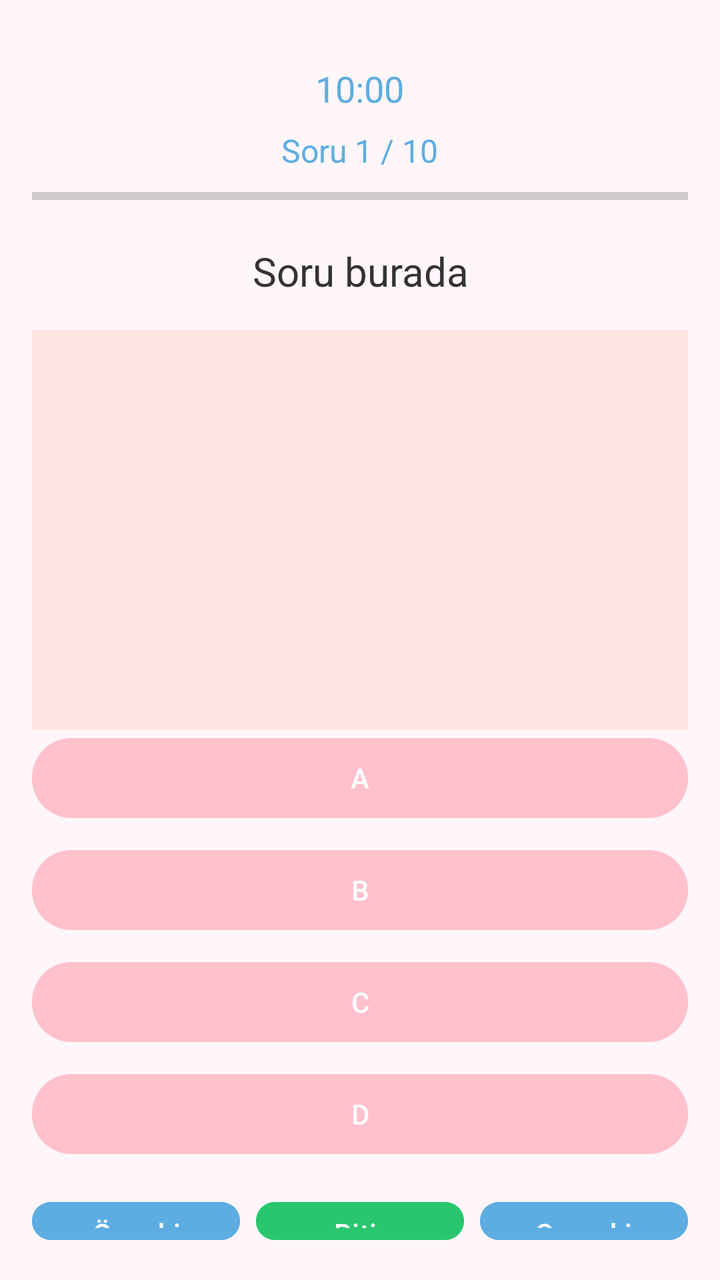
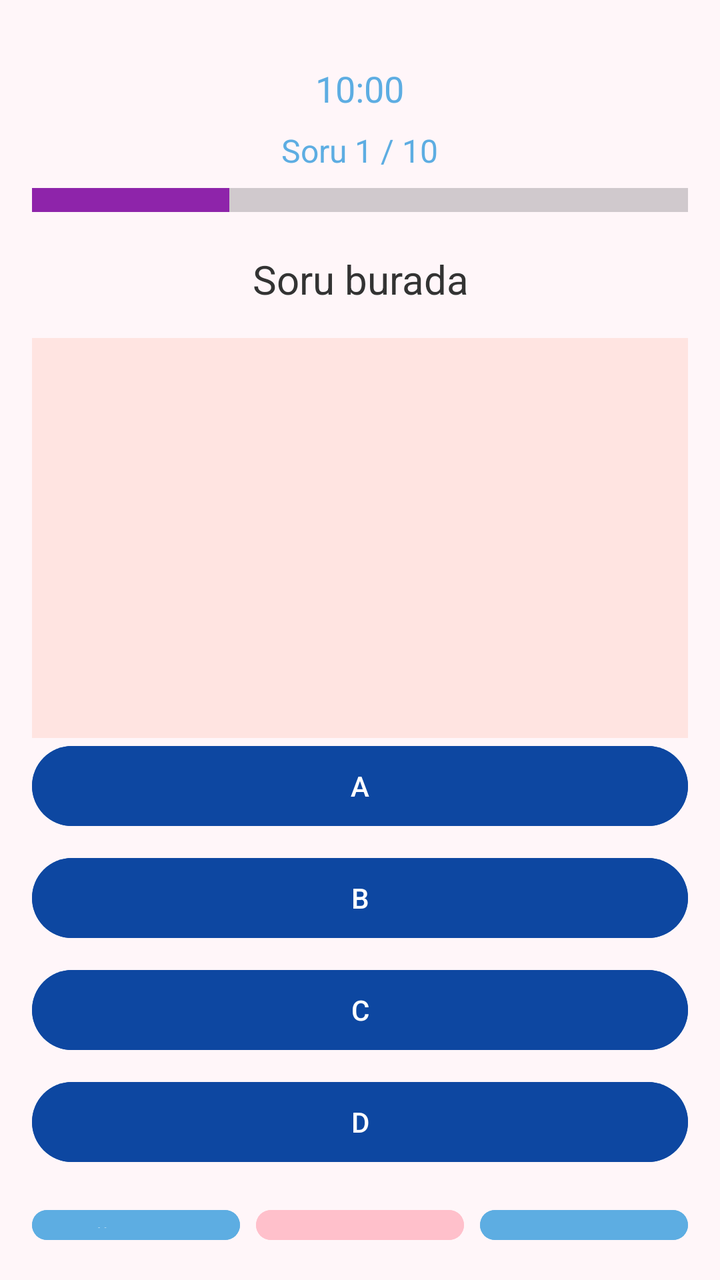

The first picture is an Android layout as it rendered before a commit; the second is the same layout after the commit. The layout source and the unified diff follow.
<!-- AndroidManifest.xml: application theme Theme.MyQuizApp -->
<!-- res/layout/fragment_questions.xml -->
<LinearLayout
    xmlns:android="http://schemas.android.com/apk/res/android"
    android:layout_width="match_parent"
    android:layout_height="wrap_content"
    xmlns:app="http://schemas.android.com/apk/res-auto"
    android:orientation="vertical"
    android:gravity="center"
    android:background="#FFF6F9"
    android:padding="16dp">

    
    <TextView
        android:id="@+id/textViewTimer"
        android:layout_width="wrap_content"
        android:layout_height="wrap_content"
        android:text="10:00"
        android:textSize="18sp"
        android:textColor="#5DADE2"
        android:layout_gravity="center_horizontal"
        android:layout_marginTop="16dp"
        android:layout_marginBottom="8dp"/>


    
    <TextView
        android:id="@+id/textViewQuestionProgress"
        android:layout_width="wrap_content"
        android:layout_height="wrap_content"
        android:text="Soru 1 / 10"
        android:textSize="16sp"
        android:textColor="#5DADE2"
        android:layout_gravity="center_horizontal"
        android:layout_marginBottom="4dp"/>

    
    <ProgressBar
        android:id="@+id/progressBar"
        style="?android:attr/progressBarStyleHorizontal"
        android:layout_width="match_parent"
        android:layout_height="16dp"
        android:max="100"
        android:progress="0"
        android:progressTint="#5DADE2"
        android:backgroundTint="#DDDDDD"
        android:layout_marginBottom="16dp"/>


    
    <TextView
        android:id="@+id/textViewQuestion"
        android:layout_width="match_parent"
        android:layout_height="wrap_content"
        android:text="Soru burada"
        android:textSize="20sp"
        android:textColor="#333333"
        android:textAlignment="center"
        android:layout_marginBottom="16dp"/>

    
    <ImageView
        android:id="@+id/imageViewQuestion"
        android:layout_width="match_parent"
        android:layout_height="200dp"
        android:scaleType="fitCenter"
        android:background="#FFE4E1" />

    
    <Button
        android:id="@+id/buttonOptionA"
        android:layout_width="match_parent"
        android:layout_height="wrap_content"
        android:backgroundTint="#FFC1CC"
        android:text="A"
        android:textColor="#ffffff"
        android:layout_marginBottom="8dp"/>

    <Button
        android:id="@+id/buttonOptionB"
        android:layout_width="match_parent"
        android:layout_height="wrap_content"
        android:backgroundTint="#FFC1CC"
        android:text="B"
        android:textColor="#ffffff"
        android:layout_marginBottom="8dp"/>

    <Button
        android:id="@+id/buttonOptionC"
        android:layout_width="match_parent"
        android:layout_height="wrap_content"
        android:backgroundTint="#FFC1CC"
        android:text="C"
        android:textColor="#ffffff"
        android:layout_marginBottom="8dp"/>

    <Button
        android:id="@+id/buttonOptionD"
        android:layout_width="match_parent"
        android:layout_height="wrap_content"
        android:backgroundTint="#FFC1CC"
        android:text="D"
        android:textColor="#ffffff"
        android:layout_marginBottom="16dp"/>

    
    <LinearLayout
        android:layout_width="match_parent"
        android:layout_height="wrap_content"
        android:orientation="horizontal"
        android:gravity="center">

        <Button
            android:id="@+id/buttonPrevious"
            android:layout_width="0dp"
            android:layout_height="wrap_content"
            android:layout_marginEnd="8dp"
            android:layout_weight="1"
            android:backgroundTint="#5DADE2"
            android:text="Önceki"
            android:textColor="#ffffff" />

        <Button
            android:id="@+id/buttonFinish"
            android:layout_width="0dp"
            android:layout_height="wrap_content"
            android:layout_weight="1"
            android:text="Bitir"
            android:backgroundTint="#28C76F"
            android:textColor="#ffffff"
            android:layout_marginEnd="8dp"/>

        <Button
            android:id="@+id/buttonNext"
            android:layout_width="0dp"
            android:layout_height="wrap_content"
            android:layout_weight="1"
            android:text="Sonraki"
            android:backgroundTint="#5DADE2"
            android:textColor="#ffffff"/>
    </LinearLayout>

</LinearLayout>
<!-- resources referenced by this layout -->
<resources>
  <style name="Theme.MyQuizApp" parent="Base.Theme.MyQuizApp" />
  <style name="Base.Theme.MyQuizApp" parent="Theme.Material3.DayNight.NoActionBar">
          
          
      </style>
</resources>

<!-- the commit's change to res/layout/fragment_questions.xml (unified diff, before → after) -->
@@ -7,6 +7,7 @@
     android:gravity="center"
     android:background="#FFF6F9"
     android:padding="16dp">
+
 
     
     <TextView
@@ -37,12 +38,14 @@
         android:id="@+id/progressBar"
         style="?android:attr/progressBarStyleHorizontal"
         android:layout_width="match_parent"
-        android:layout_height="16dp"
+        android:layout_height="20dp"
         android:max="100"
-        android:progress="0"
-        android:progressTint="#5DADE2"
-        android:backgroundTint="#DDDDDD"
-        android:layout_marginBottom="16dp"/>
+        android:progress="30"
+        android:scaleY="3"
+        android:progressTint="#8E24AA"
+        android:backgroundTint="#E1BEE7"
+        android:layout_marginBottom="16dp"
+        android:clipToOutline="true" />
 
 
     
@@ -69,36 +72,36 @@
         android:id="@+id/buttonOptionA"
         android:layout_width="match_parent"
         android:layout_height="wrap_content"
-        android:backgroundTint="#FFC1CC"
         android:text="A"
-        android:textColor="#ffffff"
+        android:backgroundTint="#0D47A1"
+        android:textColor="#FFFFFF"
         android:layout_marginBottom="8dp"/>
 
     <Button
         android:id="@+id/buttonOptionB"
         android:layout_width="match_parent"
         android:layout_height="wrap_content"
-        android:backgroundTint="#FFC1CC"
         android:text="B"
-        android:textColor="#ffffff"
+        android:backgroundTint="#0D47A1"
+        android:textColor="#FFFFFF"
         android:layout_marginBottom="8dp"/>
 
     <Button
         android:id="@+id/buttonOptionC"
         android:layout_width="match_parent"
         android:layout_height="wrap_content"
-        android:backgroundTint="#FFC1CC"
         android:text="C"
-        android:textColor="#ffffff"
+        android:backgroundTint="#0D47A1"
+        android:textColor="#FFFFFF"
         android:layout_marginBottom="8dp"/>
 
     <Button
         android:id="@+id/buttonOptionD"
         android:layout_width="match_parent"
         android:layout_height="wrap_content"
-        android:backgroundTint="#FFC1CC"
         android:text="D"
-        android:textColor="#ffffff"
+        android:backgroundTint="#0D47A1"
+        android:textColor="#FFFFFF"
         android:layout_marginBottom="16dp"/>
 
     
@@ -124,8 +127,9 @@
             android:layout_height="wrap_content"
             android:layout_weight="1"
             android:text="Bitir"
-            android:backgroundTint="#28C76F"
-            android:textColor="#ffffff"
+            android:backgroundTint="#FFC0CB"
+            android:textColor="#FFFFFF"
+
             android:layout_marginEnd="8dp"/>
 
         <Button
